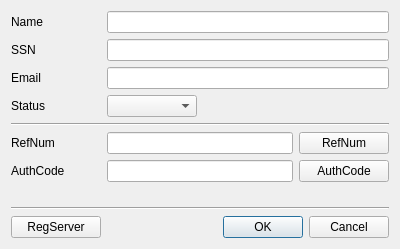
This is CertMan/user_dlg.ui in jykim74/CertMan as Qt 5 draws it before an edit. The edited form follows.
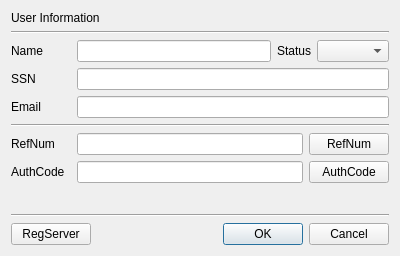
This is the edited form.

```diff
--- a/CertMan/user_dlg.ui
+++ b/CertMan/user_dlg.ui
@@ -7,56 +7,198 @@
     <x>0</x>
     <y>0</y>
     <width>400</width>
-    <height>249</height>
+    <height>256</height>
    </rect>
   </property>
   <property name="windowTitle">
    <string>User</string>
   </property>
-  <layout class="QGridLayout" name="gridLayout">
-   <item row="2" column="0">
-    <widget class="QLabel" name="label_3">
+  <layout class="QVBoxLayout" name="verticalLayout">
+   <item>
+    <widget class="QLabel" name="label_4">
      <property name="text">
-      <string>Email</string>
+      <string>User Information</string>
      </property>
     </widget>
    </item>
-   <item row="6" column="0">
-    <widget class="QLabel" name="label_7">
-     <property name="text">
-      <string>AuthCode</string>
+   <item>
+    <widget class="Line" name="line_3">
+     <property name="orientation">
+      <enum>Qt::Horizontal</enum>
      </property>
     </widget>
    </item>
-   <item row="5" column="0">
-    <widget class="QLabel" name="label_6">
-     <property name="text">
-      <string>RefNum</string>
+   <item>
+    <layout class="QGridLayout" name="gridLayout">
+     <property name="topMargin">
+      <number>0</number>
      </property>
-    </widget>
+     <item row="0" column="2">
+      <widget class="QLabel" name="label_5">
+       <property name="text">
+        <string>Status</string>
+       </property>
+      </widget>
+     </item>
+     <item row="0" column="0">
+      <widget class="QLabel" name="label">
+       <property name="minimumSize">
+        <size>
+         <width>60</width>
+         <height>0</height>
+        </size>
+       </property>
+       <property name="maximumSize">
+        <size>
+         <width>60</width>
+         <height>16777215</height>
+        </size>
+       </property>
+       <property name="text">
+        <string>Name</string>
+       </property>
+      </widget>
+     </item>
+     <item row="0" column="1">
+      <widget class="QLineEdit" name="mNameText"/>
+     </item>
+     <item row="0" column="3">
+      <widget class="QComboBox" name="mStatusCombo"/>
+     </item>
+    </layout>
    </item>
-   <item row="1" column="0">
-    <widget class="QLabel" name="label_2">
-     <property name="text">
-      <string>SSN</string>
+   <item>
+    <layout class="QGridLayout" name="gridLayout_2">
+     <property name="topMargin">
+      <number>0</number>
      </property>
-    </widget>
+     <item row="0" column="0">
+      <widget class="QLabel" name="label_2">
+       <property name="minimumSize">
+        <size>
+         <width>60</width>
+         <height>0</height>
+        </size>
+       </property>
+       <property name="maximumSize">
+        <size>
+         <width>60</width>
+         <height>16777215</height>
+        </size>
+       </property>
+       <property name="text">
+        <string>SSN</string>
+       </property>
+      </widget>
+     </item>
+     <item row="0" column="1">
+      <widget class="QLineEdit" name="mSSNText"/>
+     </item>
+    </layout>
    </item>
-   <item row="0" column="0">
-    <widget class="QLabel" name="label">
-     <property name="text">
-      <string>Name</string>
+   <item>
+    <layout class="QGridLayout" name="gridLayout_3">
+     <property name="topMargin">
+      <number>0</number>
      </property>
-    </widget>
+     <item row="0" column="0">
+      <widget class="QLabel" name="label_3">
+       <property name="minimumSize">
+        <size>
+         <width>60</width>
+         <height>0</height>
+        </size>
+       </property>
+       <property name="maximumSize">
+        <size>
+         <width>60</width>
+         <height>16777215</height>
+        </size>
+       </property>
+       <property name="text">
+        <string>Email</string>
+       </property>
+      </widget>
+     </item>
+     <item row="0" column="1">
+      <widget class="QLineEdit" name="mEmailText"/>
+     </item>
+    </layout>
    </item>
-   <item row="5" column="3">
-    <widget class="QPushButton" name="mRefNumBtn">
-     <property name="text">
-      <string>RefNum</string>
+   <item>
+    <widget class="Line" name="line_2">
+     <property name="orientation">
+      <enum>Qt::Horizontal</enum>
      </property>
     </widget>
    </item>
-   <item row="7" column="1">
+   <item>
+    <layout class="QGridLayout" name="gridLayout_4">
+     <item row="0" column="0">
+      <widget class="QLabel" name="label_6">
+       <property name="minimumSize">
+        <size>
+         <width>60</width>
+         <height>0</height>
+        </size>
+       </property>
+       <property name="maximumSize">
+        <size>
+         <width>60</width>
+         <height>16777215</height>
+        </size>
+       </property>
+       <property name="text">
+        <string>RefNum</string>
+       </property>
+      </widget>
+     </item>
+     <item row="0" column="1">
+      <widget class="QLineEdit" name="mRefNumText"/>
+     </item>
+     <item row="0" column="2">
+      <widget class="QPushButton" name="mRefNumBtn">
+       <property name="text">
+        <string>RefNum</string>
+       </property>
+      </widget>
+     </item>
+    </layout>
+   </item>
+   <item>
+    <layout class="QGridLayout" name="gridLayout_5">
+     <item row="0" column="0">
+      <widget class="QLabel" name="label_7">
+       <property name="minimumSize">
+        <size>
+         <width>60</width>
+         <height>0</height>
+        </size>
+       </property>
+       <property name="maximumSize">
+        <size>
+         <width>60</width>
+         <height>16777215</height>
+        </size>
+       </property>
+       <property name="text">
+        <string>AuthCode</string>
+       </property>
+      </widget>
+     </item>
+     <item row="0" column="1">
+      <widget class="QLineEdit" name="mAuthCodeText"/>
+     </item>
+     <item row="0" column="2">
+      <widget class="QPushButton" name="mAuthCodeBtn">
+       <property name="text">
+        <string>AuthCode</string>
+       </property>
+      </widget>
+     </item>
+    </layout>
+   </item>
+   <item>
     <spacer name="verticalSpacer">
      <property name="orientation">
       <enum>Qt::Vertical</enum>
@@ -69,68 +211,33 @@
      </property>
     </spacer>
    </item>
-   <item row="6" column="3">
-    <widget class="QPushButton" name="mAuthCodeBtn">
-     <property name="text">
-      <string>AuthCode</string>
-     </property>
-    </widget>
-   </item>
-   <item row="5" column="1" colspan="2">
-    <widget class="QLineEdit" name="mRefNumText"/>
-   </item>
-   <item row="6" column="1" colspan="2">
-    <widget class="QLineEdit" name="mAuthCodeText"/>
-   </item>
-   <item row="1" column="1" colspan="3">
-    <widget class="QLineEdit" name="mSSNText"/>
-   </item>
-   <item row="3" column="0">
-    <widget class="QLabel" name="label_5">
-     <property name="text">
-      <string>Status</string>
-     </property>
-    </widget>
-   </item>
-   <item row="9" column="1" colspan="3">
-    <widget class="QDialogButtonBox" name="buttonBox">
-     <property name="orientation">
-      <enum>Qt::Horizontal</enum>
-     </property>
-     <property name="standardButtons">
-      <set>QDialogButtonBox::Cancel|QDialogButtonBox::Ok</set>
-     </property>
-    </widget>
-   </item>
-   <item row="0" column="1" colspan="3">
-    <widget class="QLineEdit" name="mNameText"/>
-   </item>
-   <item row="2" column="1" colspan="3">
-    <widget class="QLineEdit" name="mEmailText"/>
-   </item>
-   <item row="9" column="0">
-    <widget class="QPushButton" name="mRegServerBtn">
-     <property name="text">
-      <string>RegServer</string>
-     </property>
-    </widget>
-   </item>
-   <item row="8" column="0" colspan="4">
+   <item>
     <widget class="Line" name="line">
      <property name="orientation">
       <enum>Qt::Horizontal</enum>
      </property>
     </widget>
    </item>
-   <item row="4" column="0" colspan="4">
-    <widget class="Line" name="line_2">
-     <property name="orientation">
-      <enum>Qt::Horizontal</enum>
-     </property>
-    </widget>
-   </item>
-   <item row="3" column="1">
-    <widget class="QComboBox" name="mStatusCombo"/>
+   <item>
+    <layout class="QGridLayout" name="gridLayout_6">
+     <item row="0" column="0">
+      <widget class="QPushButton" name="mRegServerBtn">
+       <property name="text">
+        <string>RegServer</string>
+       </property>
+      </widget>
+     </item>
+     <item row="0" column="1">
+      <widget class="QDialogButtonBox" name="buttonBox">
+       <property name="orientation">
+        <enum>Qt::Horizontal</enum>
+       </property>
+       <property name="standardButtons">
+        <set>QDialogButtonBox::Cancel|QDialogButtonBox::Ok</set>
+       </property>
+      </widget>
+     </item>
+    </layout>
    </item>
   </layout>
  </widget>
```
Left out of the diff: 10 changed lines with no effect on the pictures.
